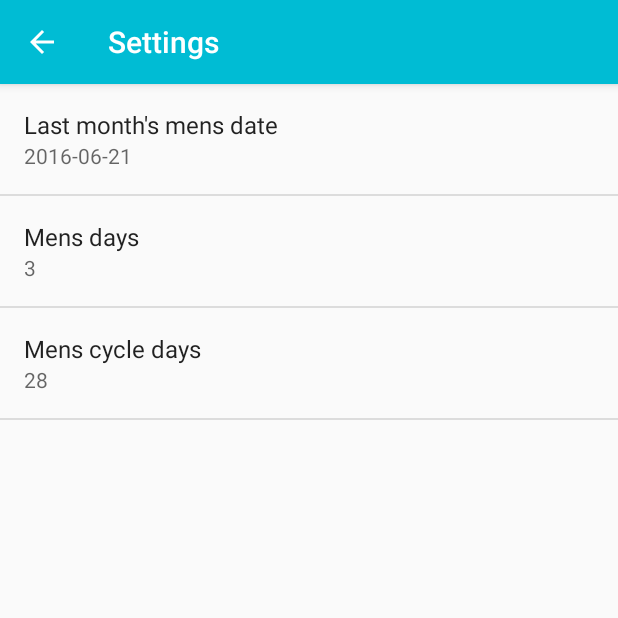
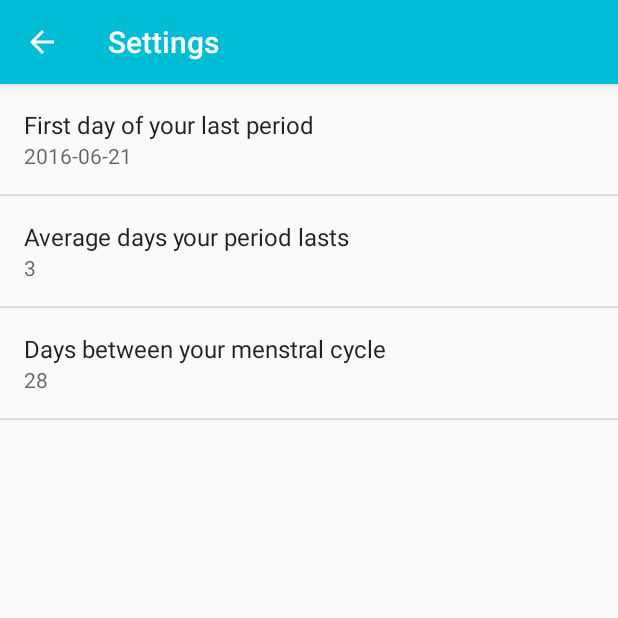
Before and after one commit to temaeli/calendar, an Android app: the screen it shows after launch (SettingsActivity), in the options menu, after a tap on "Settings", on a phone screen of 412 x 824 dp, the top half of it. Run offline under Robolectric (Android 15) with nearby library versions, the phone set to English and light mode, and no system bars; libraries missing offline, so code that uses them is left out: com.github.sundeepk.compactcalendarview; 9 statements that could not run were skipped.

Commit message:
Updates preference titles

```diff
--- a/app/src/main/java/tz/co/wadau/calenderapp/CalenderApp.java
+++ b/app/src/main/java/tz/co/wadau/calenderapp/CalenderApp.java
@@ -151,9 +151,9 @@ public class CalenderApp extends AppCompatActivity {
         Calendar cal = Calendar.getInstance(Locale.getDefault());
         cal.set(calendarYear, calendarMonth, calendarDay, 0, 0, 1);
 
-        for (Integer k = 0; k <= 11; k++) {
+        for (Integer k = 0; k <= 480; k++) {
 
-//        Add mens days to the calendar
+//        Add mens days to the calendar for 40 years
             cal.add(Calendar.DATE, cycleDays);
 
             for (Integer i = 0; i < mensDays; i++) {
@@ -162,7 +162,7 @@ public class CalenderApp extends AppCompatActivity {
                 cal.add(Calendar.DATE, 1);
             }
 
-            //Add ovulating days to the calendar
+            //Add ovulating days to the calendar for 40 years
             temp = Math.floor(cycleDays / 2) - 4;
             daysBeforeOvulation = temp.intValue();
             cal.add(Calendar.DATE, -mensDays);
--- a/app/src/main/java/tz/co/wadau/calenderapp/DatePreference.java
+++ b/app/src/main/java/tz/co/wadau/calenderapp/DatePreference.java
@@ -44,6 +44,7 @@ public class DatePreference extends DialogPreference {
     protected View onCreateDialogView() {
         picker = new DatePicker(getContext());
         picker.setMaxDate(Calendar.getInstance().getTimeInMillis());
+        picker.setPadding(0, 30, 0, 0);
 
         // setCalendarViewShown(false) attribute is only available from API level 11
 //        if (Build.VERSION.SDK_INT >= Build.VERSION_CODES.HONEYCOMB) {
--- a/app/src/main/res/values/strings.xml
+++ b/app/src/main/res/values/strings.xml
@@ -2,11 +2,13 @@
     <string name="app_name">Calender App</string>
     <string name="action_settings">Settings</string>
     <string name="jump_to_today">Jump to Today</string>
-    <string name="mens_days">Mens days</string>
+    <string name="mens_days">Average days your period lasts</string>
     <string name="mens_days_description">Number of days your bleed lasts starting from the first day you see blood</string>
-    <string name="mens_cycle_days">Mens cycle days</string>
+    <string name="mens_cycle_days">Days between your menstral cycle</string>
     <string name="mens_cycle_days_description">Number of days for one mens cycle staring from the first day yor see blood</string>
+    <string name="last_month_mens_date">First day of your last period</string>
 
     <!-- TODO: Remove or change this placeholder text -->
     <string name="hello_blank_fragment">Hello blank fragment</string>
+    <string name="calendar_note">Lorem ipsum dolor sit amet, consectetur adipiscing elit. Vivamus iaculis urna nisi, non cursus ligula semper ac. l</string>
 </resources>
--- a/app/src/main/res/xml/preferences.xml
+++ b/app/src/main/res/xml/preferences.xml
@@ -7,7 +7,7 @@
 
     <tz.co.wadau.calenderapp.DatePreference
         android:key="prefs_last_month_mens_date"
-        android:title="Last month's mens date"
+        android:title="@string/last_month_mens_date"
         android:defaultValue="2016-06-21"
         android:summary="2016-06-21"
          />
@@ -16,7 +16,7 @@
         android:layout_width="wrap_content"
         android:layout_height="wrap_content"
         android:key="prefs_mens_days"
-        custom:minValue="1"
+        custom:minValue="2"
         custom:maxValue="7"
         custom:wrapSelectorWheel="true"
         android:defaultValue="3"
@@ -28,7 +28,7 @@
         android:layout_height="wrap_content"
         android:key="prefs_cycle_days"
         custom:minValue="20"
-        custom:maxValue="35"
+        custom:maxValue="45"
         custom:wrapSelectorWheel="true"
         android:defaultValue="28"
         android:summary="@string/mens_cycle_days_description"
```
